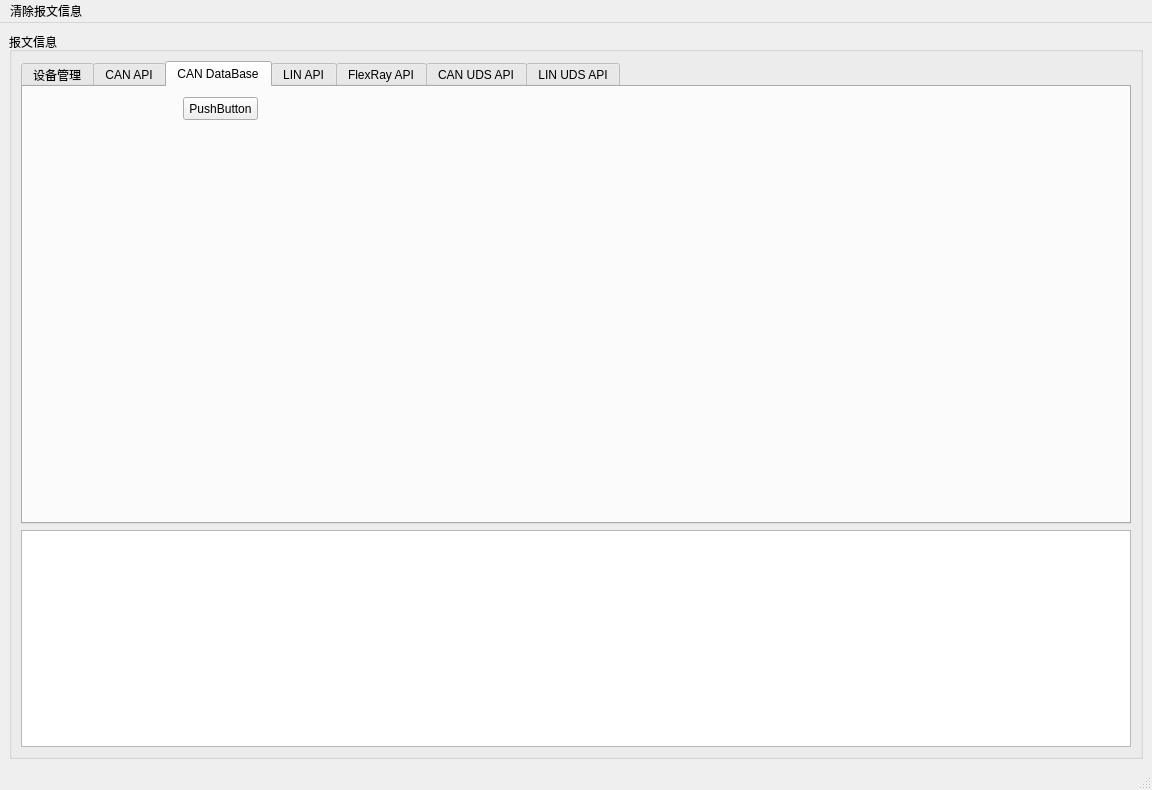
Before: the Qt Designer form Demo/libTSCAN_PyDemo.ui in sy950915/libTSCANApi, drawn with Qt 5.
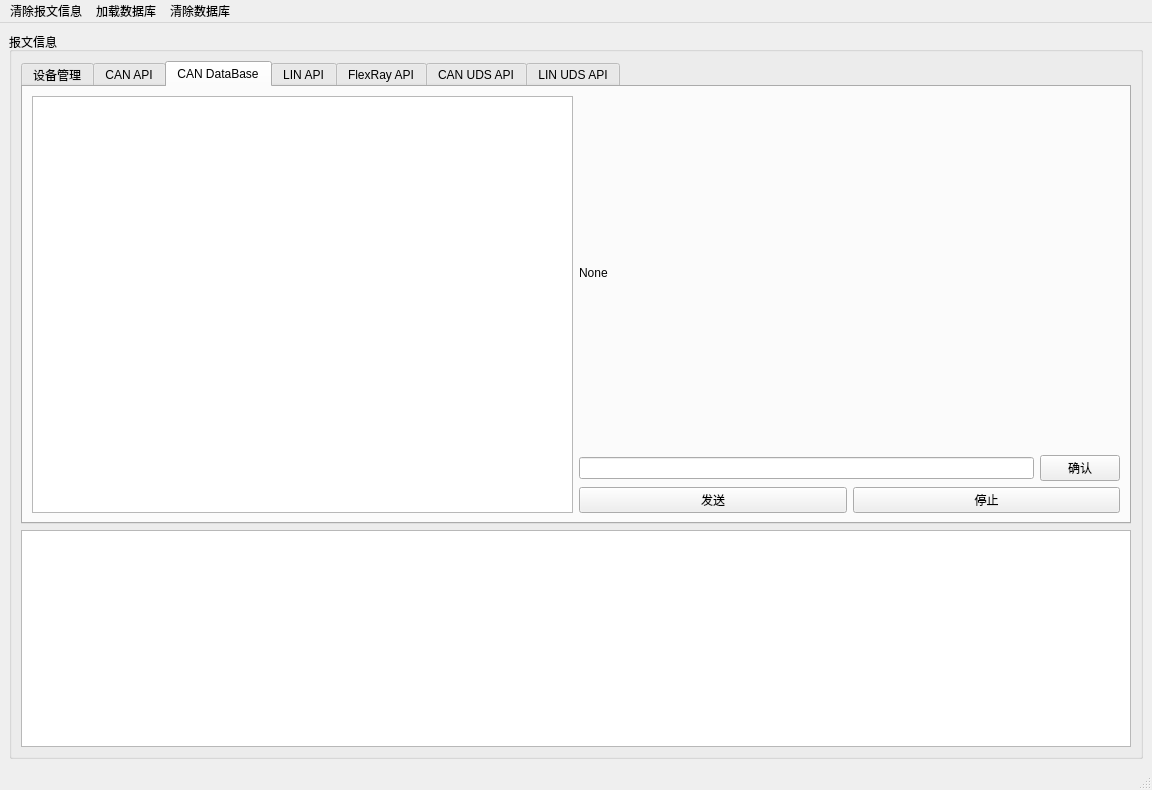
After: the same form once the commit is applied. The open tabs and pages were chosen to show the change. Icons and pictures are not drawn.

What changed in the file:
```diff
--- a/Demo/libTSCAN_PyDemo.ui
+++ b/Demo/libTSCAN_PyDemo.ui
@@ -14,7 +14,7 @@
    <string>MainWindow</string>
   </property>
   <widget class="QWidget" name="centralwidget">
-   <layout class="QVBoxLayout" name="verticalLayout">
+   <layout class="QHBoxLayout" name="horizontalLayout_51">
     <item>
      <widget class="QGroupBox" name="groupBox_2">
       <property name="title">
@@ -1179,19 +1179,62 @@
           <attribute name="title">
            <string>CAN DataBase</string>
           </attribute>
-          <widget class="QPushButton" name="btn_laodDBC">
-           <property name="geometry">
-            <rect>
-             <x>160</x>
-             <y>10</y>
-             <width>75</width>
-             <height>23</height>
-            </rect>
-           </property>
-           <property name="text">
-            <string>PushButton</string>
-           </property>
-          </widget>
+          <layout class="QHBoxLayout" name="horizontalLayout_52">
+           <item>
+            <layout class="QHBoxLayout" name="horizontalLayout_50">
+             <item>
+              <widget class="QTreeView" name="tv_canDB"/>
+             </item>
+             <item>
+              <layout class="QVBoxLayout" name="verticalLayout_19">
+               <item>
+                <layout class="QVBoxLayout" name="verticalLayout_18">
+                 <item>
+                  <widget class="QLabel" name="label_37">
+                   <property name="text">
+                    <string>None</string>
+                   </property>
+                  </widget>
+                 </item>
+                 <item>
+                  <layout class="QHBoxLayout" name="horizontalLayout_49">
+                   <item>
+                    <widget class="QLineEdit" name="lineEdit"/>
+                   </item>
+                   <item>
+                    <widget class="QPushButton" name="btn_Confirm">
+                     <property name="text">
+                      <string>确认</string>
+                     </property>
+                    </widget>
+                   </item>
+                  </layout>
+                 </item>
+                </layout>
+               </item>
+               <item>
+                <layout class="QHBoxLayout" name="horizontalLayout_48">
+                 <item>
+                  <widget class="QPushButton" name="btn_sendDBMsg">
+                   <property name="text">
+                    <string>发送</string>
+                   </property>
+                  </widget>
+                 </item>
+                 <item>
+                  <widget class="QPushButton" name="pushButton">
+                   <property name="text">
+                    <string>停止</string>
+                   </property>
+                  </widget>
+                 </item>
+                </layout>
+               </item>
+              </layout>
+             </item>
+            </layout>
+           </item>
+          </layout>
          </widget>
          <widget class="QWidget" name="tab">
           <attribute name="title">
@@ -2120,7 +2163,24 @@
     </property>
     <addaction name="actionClear"/>
    </widget>
+   <widget class="QMenu" name="menu_2">
+    <property name="title">
+     <string>清除数据库</string>
+    </property>
+    <addaction name="actionUnLoadFR1"/>
+    <addaction name="actionUnLoadFR2"/>
+    <addaction name="actionUnLoadCAN"/>
+    <addaction name="actionUnLoads"/>
+   </widget>
+   <widget class="QMenu" name="menu_DBC">
+    <property name="title">
+     <string>加载数据库</string>
+    </property>
+    <addaction name="actionLoadCANDB"/>
+   </widget>
    <addaction name="menu"/>
+   <addaction name="menu_DBC"/>
+   <addaction name="menu_2"/>
   </widget>
   <widget class="QStatusBar" name="statusBar"/>
   <action name="actionClear">
```
Left out of the diff: 36 changed lines with no effect on the pictures.
